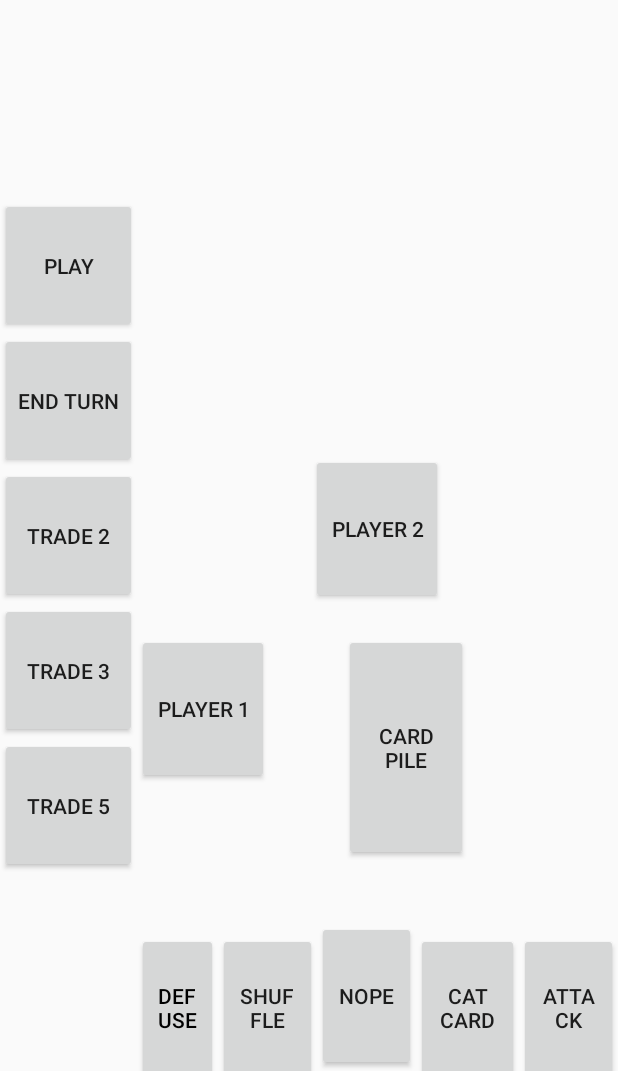
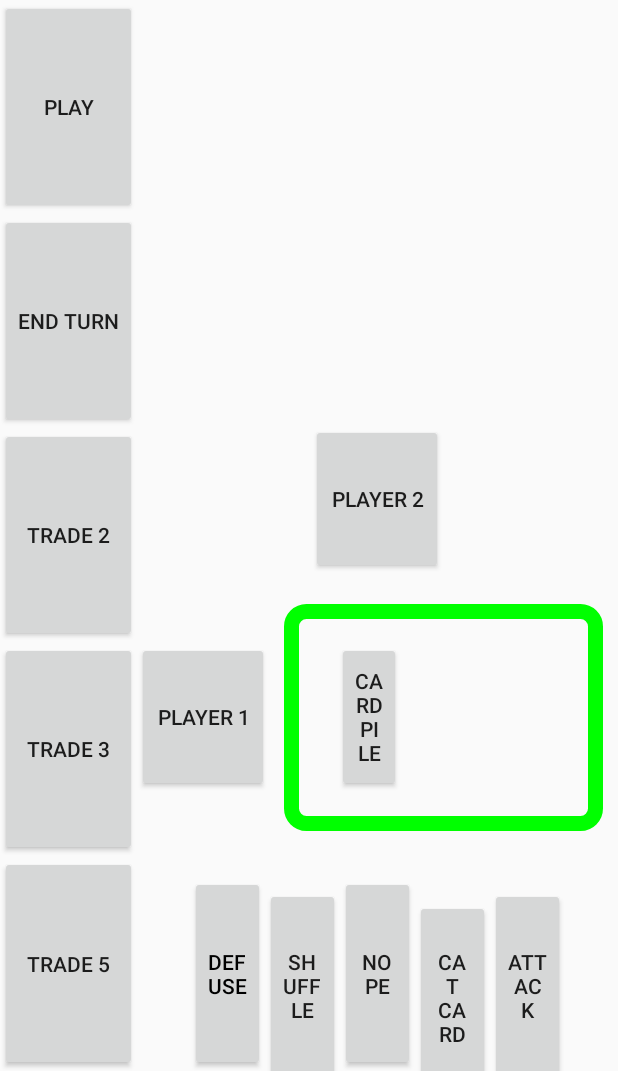
Before and after one commit to chanlau/Exploding_Kittens, an Android app: the screen it shows after launch (MainActivity), on a phone screen of 412 x 824 dp, the part 165-1236 px from its top. Run offline under Robolectric (Android 15) with nearby library versions, the phone set to English and light mode, and no system bars.

Commit message:
proj b final

```diff
--- /dev/null
+++ b/app/src/main/res/drawable/customborder.xml
@@ -0,0 +1,6 @@
+<?xml version="1.0" encoding="UTF-8"?>
+    <shape xmlns:android="http://schemas.android.com/apk/res/android" android:shape="rectangle">
+        <corners android:radius="10dp"/>
+        <padding android:left="10dp" android:right="10dp" android:top="0dp" android:bottom="0dp"/>
+        <stroke android:width="10dp" android:color="#00FF00"/>
+    </shape>
--- a/app/src/main/res/layout/activity_main.xml
+++ b/app/src/main/res/layout/activity_main.xml
@@ -38,41 +38,36 @@
             <Button
                 android:id="@+id/button"
                 android:layout_width="match_parent"
-                android:layout_height="wrap_content"
-                android:minWidth="90dip"
-                android:minHeight="90dip"
+                android:layout_height="0dp"
+                android:layout_weight="1"
                 android:text="Play" />
 
             <Button
                 android:id="@+id/button2"
                 android:layout_width="match_parent"
-                android:layout_height="wrap_content"
-                android:minWidth="90dip"
-                android:minHeight="90dip"
+                android:layout_height="0dp"
+                android:layout_weight="1"
                 android:text="End Turn" />
 
             <Button
                 android:id="@+id/button3"
                 android:layout_width="match_parent"
-                android:layout_height="wrap_content"
-                android:minWidth="90dip"
-                android:minHeight="90dip"
+                android:layout_height="0dp"
+                android:layout_weight="1"
                 android:text="Trade 2" />
 
             <Button
                 android:id="@+id/button4"
                 android:layout_width="match_parent"
-                android:layout_height="wrap_content"
-                android:minWidth="90dip"
-                android:minHeight="90dip"
+                android:layout_height="0dp"
+                android:layout_weight="1"
                 android:text="Trade 3" />
 
             <Button
                 android:id="@+id/button5"
                 android:layout_width="match_parent"
-                android:layout_height="wrap_content"
-                android:minWidth="90dip"
-                android:minHeight="90dip"
+                android:layout_height="0dp"
+                android:layout_weight="1"
                 android:text="Trade 5" />
 
         </LinearLayout>
@@ -100,6 +95,7 @@
                     android:layout_width="wrap_content"
                     android:layout_height="wrap_content"
                     android:minHeight="100dip"
+                    android:layout_marginBottom="10dp"
                     android:text="Player 2"/>
 
             </LinearLayout>
@@ -108,31 +104,48 @@
                 android:id="@+id/middle_of_table"
                 android:layout_width="wrap_content"
                 android:layout_height="wrap_content"
-                android:layout_marginTop="10dp"
-                android:layout_marginBottom="10dp"
-                android:orientation="horizontal"
-                android:layout_gravity="center">
+                android:layout_gravity="center"
+                android:gravity="center"
+                android:orientation="horizontal">
 
                 <Button
+                    android:id="@+id/marg"
                     android:layout_width="wrap_content"
                     android:layout_height="wrap_content"
+                    android:layout_marginTop="20dp"
+                    android:layout_marginBottom="20dp"
                     android:minHeight="100dip"
                     android:text="Player 1" />
 
-                <Button
-                    android:layout_marginLeft="50dp"
-                    android:layout_width="wrap_content"
+                <LinearLayout
+                    android:id="@+id/cardpile_and_deck"
+                    android:layout_width="match_parent"
                     android:layout_height="match_parent"
-                    android:layout_marginRight="100dp"
-                    android:text="Card Pile"
-                    android:minHeight="100dip"/>
+                    android:layout_marginLeft="10dp"
+                    android:layout_marginRight="10dp"
+                    android:background="@drawable/customborder"
+                    android:gravity="center"
+                    android:orientation="horizontal">
 
-                <Button
-                    android:layout_width="wrap_content"
-                    android:layout_height="match_parent"
-                    android:text="Deck"
-                    android:minHeight="100dip"
-                    android:layout_marginRight="50dp"/>
+                    <Button
+                        android:layout_width="wrap_content"
+                        android:layout_height="wrap_content"
+                        android:layout_marginLeft="50dp"
+                        android:layout_marginTop="10dp"
+                        android:layout_marginRight="100dp"
+                        android:layout_marginBottom="10dp"
+                        android:minHeight="100dip"
+                        android:text="Card Pile" />
+
+                    <Button
+                        android:layout_width="wrap_content"
+                        android:layout_height="wrap_content"
+                        android:layout_marginTop="10dp"
+                        android:layout_marginRight="50dp"
+                        android:layout_marginBottom="10dp"
+                        android:minHeight="100dip"
+                        android:text="Deck" />
+                </LinearLayout>
 
                 <Button
                     android:id="@+id/player3_hand"
@@ -146,52 +159,53 @@
 
             <LinearLayout
                 android:id="@+id/your_hand"
-                android:layout_width="wrap_content"
+                android:layout_width="match_parent"
                 android:layout_height="wrap_content"
+                android:layout_gravity="center"
+                android:layout_marginLeft="35dp"
                 android:layout_marginTop="30dp"
-                android:layout_gravity="center"
+                android:layout_marginRight="35dp"
                 android:orientation="horizontal">
 
                 <Button
                     android:id="@+id/button7"
-                    android:layout_width="wrap_content"
+                    android:layout_width="0dp"
                     android:layout_height="wrap_content"
                     android:layout_weight="1"
-                    android:minWidth="60dip"
-                    android:minHeight="100dip"
+                    android:minHeight="130dip"
                     android:text="Defuse"
                     android:textColor="#000000" />
 
                 <Button
                     android:id="@+id/button8"
-                    android:layout_width="wrap_content"
+                    android:layout_width="0dp"
                     android:layout_height="wrap_content"
                     android:layout_weight="1"
-                    android:minHeight="100dip"
+                    android:minHeight="130dip"
                     android:text="Shuffle" />
 
                 <Button
                     android:id="@+id/button9"
-                    android:layout_width="wrap_content"
+                    android:layout_width="0dp"
                     android:layout_height="wrap_content"
                     android:layout_weight="1"
-                    android:minHeight="100dip"
+                    android:minHeight="130dip"
                     android:text="Nope" />
 
                 <Button
                     android:id="@+id/button10"
-                    android:layout_width="wrap_content"
+                    android:layout_width="0dp"
                     android:layout_height="wrap_content"
                     android:layout_weight="1"
-                    android:minHeight="100dip"
+                    android:minHeight="130dip"
                     android:text="Cat Card" />
 
                 <Button
                     android:id="@+id/button11"
-                    android:layout_width="wrap_content"
+                    android:layout_width="0dp"
                     android:layout_height="wrap_content"
                     android:layout_weight="1"
-                    android:minHeight="100dip"
+                    android:minHeight="130dip"
                     android:text="Attack" />
             </LinearLayout>
 
```
